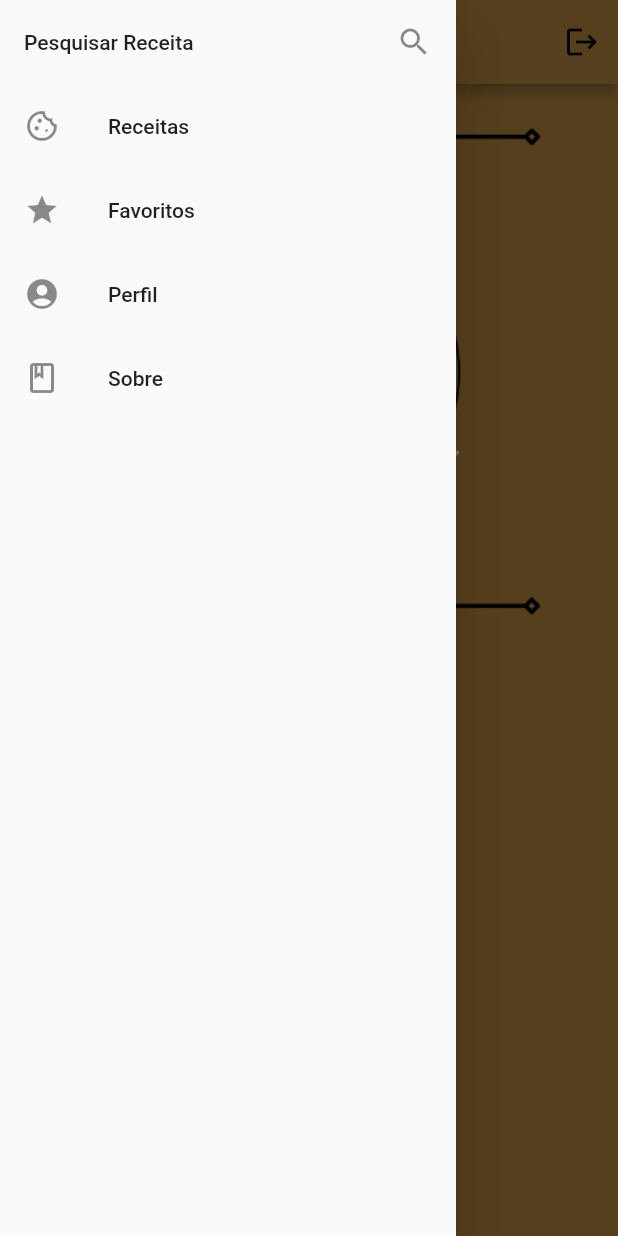
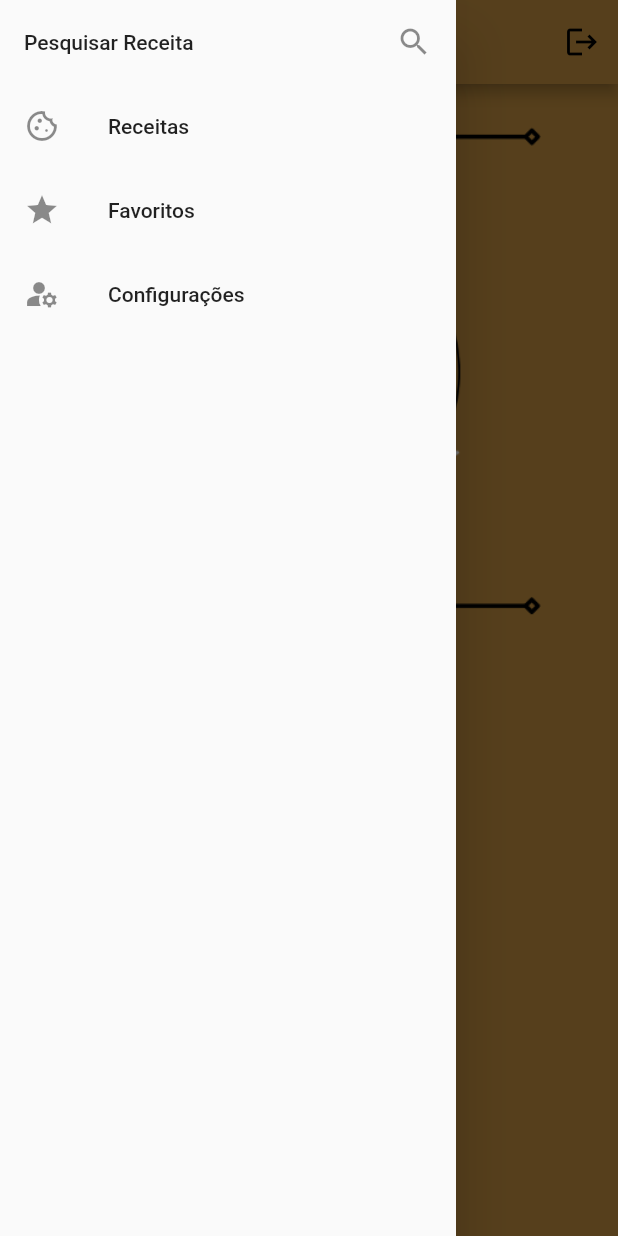
Before and after one commit to isadoradg/ProjetoPratico-app-, a Flutter app: the TelaLogin screen opened by its route, with the side drawer open, on a phone screen of 412 x 824 dp. Run offline on Flutter 3.47's test engine with Material 2 defaults, Android fonts, the light colour scheme and no system bars.

Commit message:
Insersão de opção de configuração no menu, e dentro dele foram incluídos o perfil e sobre o app

```diff
--- a/app_projeto_pratico/lib/view/tela_login.dart
+++ b/app_projeto_pratico/lib/view/tela_login.dart
@@ -103,7 +103,9 @@ class _TelaLoginState extends State<TelaLogin> {
                 //leading: Icon(Icons.search)),
                 title: Text("Pesquisar Receita"),
                 trailing: Icon(Icons.search),
-                onTap: () {}
+                onTap: () {
+                  Navigator.pop(context);
+                }
               ),
               ListTile(
                 leading: Icon(Icons.cookie_outlined),
@@ -115,20 +117,15 @@ class _TelaLoginState extends State<TelaLogin> {
               ListTile(
                 leading: Icon(Icons.star),
                 title: Text("Favoritos"),
-                onTap: () {}
-              ),
-              ListTile(
-                leading: Icon(Icons.account_circle),
-                title: Text("Perfil"),
                 onTap: () {
-                  Navigator.pushNamed(context, '/perfil');
+                  Navigator.pop(context);
                 }
               ),
               ListTile(
-                leading: Icon(Icons.book_outlined),
-                title: Text("Sobre"),
+                leading: Icon(Icons.manage_accounts),
+                title: Text("Configurações"),
                 onTap: () {
-                  Navigator.pushNamed(context, '/sobre');
+                  Navigator.pushNamed(context, '/config');
                 }
               ),
 
```
